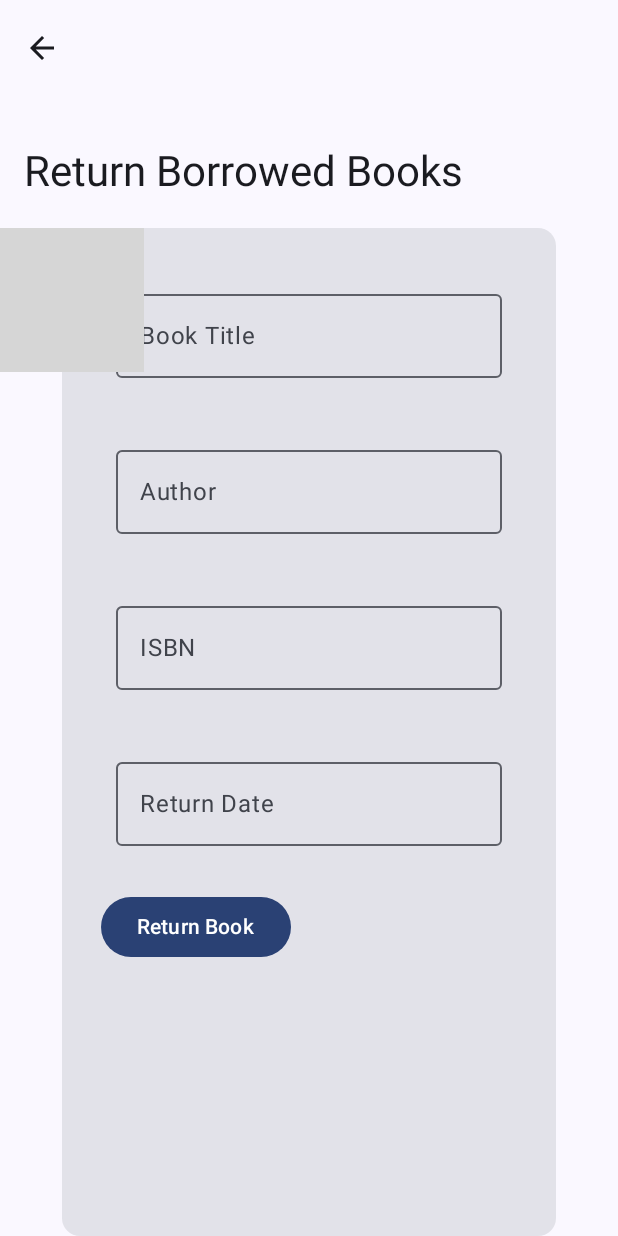
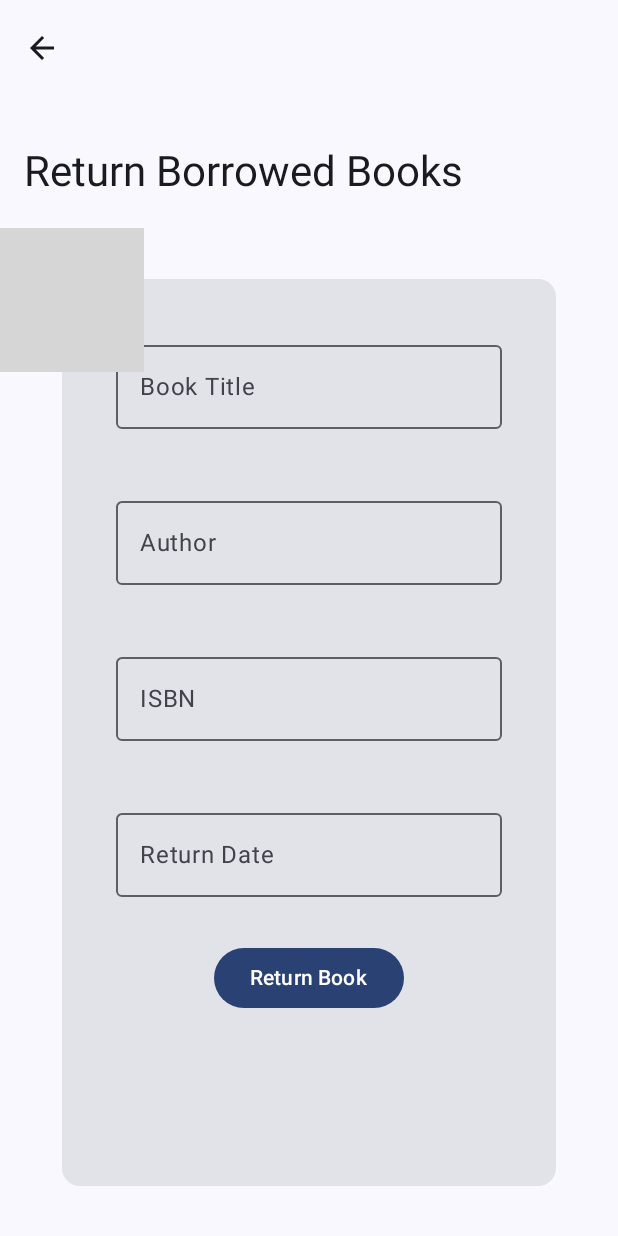
Before and after one commit to w-paul-g/Library-Management-App, an Android app built with Jetpack Compose: the ReturnBorrowedBook screen opened through its navigation route, on a phone screen of 412 x 824 dp. Run offline under Robolectric (Android 15) with nearby library versions, the phone set to English and light mode, and no system bars; our stand-ins replace Firebase (no records; nobody signed in at launch, a user with empty details on screens opened directly); grey boxes are pictures that could not be loaded.

Commit message:
initial commit

```diff
--- a/LibraryManagementSystem/app/src/main/java/com/me/librarymanagementsystem/ui/books/returnBorrowedBook.kt
+++ b/LibraryManagementSystem/app/src/main/java/com/me/librarymanagementsystem/ui/books/returnBorrowedBook.kt
@@ -7,6 +7,7 @@ import androidx.compose.foundation.layout.Arrangement
 import androidx.compose.foundation.layout.Box
 import androidx.compose.foundation.layout.Column
 import androidx.compose.foundation.layout.Row
+import androidx.compose.foundation.layout.fillMaxHeight
 import androidx.compose.foundation.layout.fillMaxSize
 import androidx.compose.foundation.layout.fillMaxWidth
 import androidx.compose.foundation.layout.padding
@@ -134,6 +135,7 @@ fun ReturnBooksForm(
     Card(
         modifier = Modifier
             .fillMaxWidth(0.8f)
+            .fillMaxHeight(0.9f)
     ) {
         Column(
             modifier = Modifier
@@ -213,7 +215,9 @@ fun ReturnBooksForm(
             Row(
                 modifier = Modifier
                     .fillMaxWidth()
-                    .padding(10.dp)
+                    .padding(10.dp),
+                horizontalArrangement = Arrangement.Center,
+                verticalAlignment = Alignment.CenterVertically
             ) {
                 Button(
                     onClick = {
```
Also changed, not shown: LibraryManagementSystem/app/src/main/java/com/me/librarymanagementsystem/data/BookViewModel.kt (+2 -6 lines), 3 other files.
